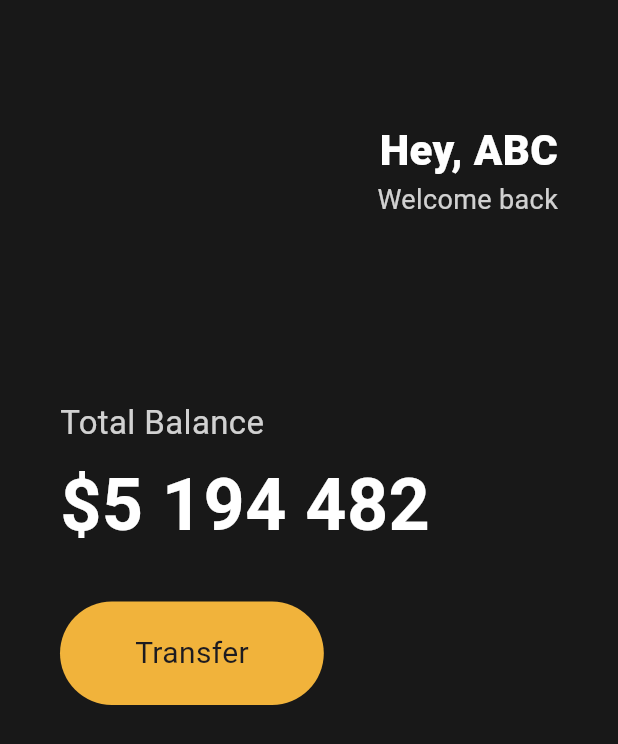
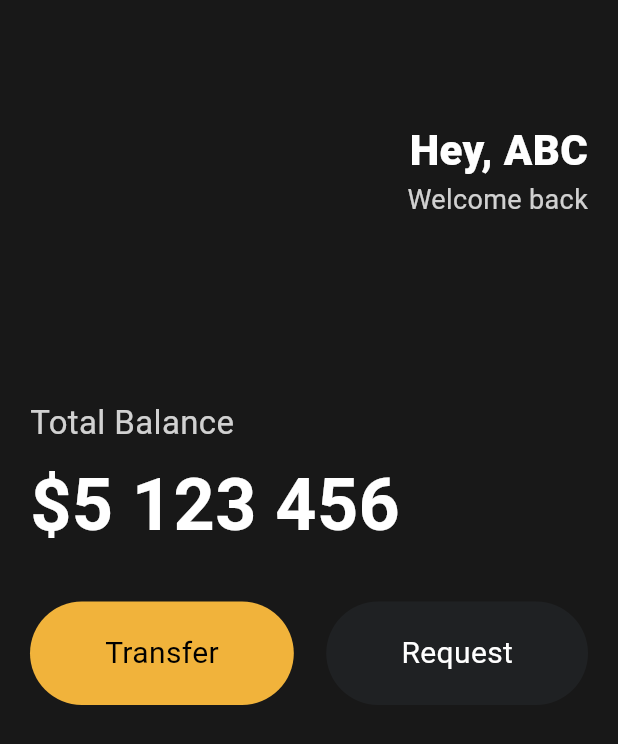
Before and after one commit to 938938/flutter-learn-nomad, a Flutter app: the screen it shows after launch, on a phone screen of 412 x 824 dp. Shown: the top 744 px of the screen. Run offline on Flutter 3.47's test engine with Material 3 defaults, Android fonts, the phone set to English and light mode, and no system bars.

Commit message:
[3.5] Reusable Widgets

```diff
--- a/lib/main.dart
+++ b/lib/main.dart
@@ -1,4 +1,5 @@
 import 'package:flutter/material.dart';
+import 'package:toonflix/widgets/button.dart';
 
 void main() {
   runApp(App());
@@ -13,7 +14,7 @@ class App extends StatelessWidget {
       home: Scaffold(
         backgroundColor: const Color(0xFF181818),
         body: Padding(
-          padding: const EdgeInsets.symmetric(horizontal: 40),
+          padding: const EdgeInsets.symmetric(horizontal: 20),
           child: Column(
             crossAxisAlignment: CrossAxisAlignment.start,
             children: [
@@ -53,7 +54,7 @@ class App extends StatelessWidget {
               ),
               const SizedBox(height: 5),
               const Text(
-                '\$5 194 482',
+                '\$5 123 456',
                 style: TextStyle(
                   fontSize: 48,
                   fontWeight: FontWeight.w600,
@@ -62,19 +63,17 @@ class App extends StatelessWidget {
               ),
               const SizedBox(height: 30),
               Row(
-                children: [
-                  Container(
-                    decoration: BoxDecoration(
-                      color: const Color(0xFFF1B33B),
-                      borderRadius: BorderRadius.circular(45),
-                    ),
-                    child: const Padding(
-                      padding: EdgeInsets.symmetric(
-                        vertical: 20,
-                        horizontal: 50,
-                      ),
-                      child: Text('Transfer', style: TextStyle(fontSize: 20)),
-                    ),
+                mainAxisAlignment: MainAxisAlignment.spaceBetween,
+                children: const [
+                  Button(
+                    text: 'Transfer',
+                    bgColor: Color(0xFFF1B33B),
+                    textColor: Colors.black,
+                  ),
+                  Button(
+                    text: 'Request',
+                    bgColor: Color(0xFF1F2123),
+                    textColor: Colors.white,
                   ),
                 ],
               ),
--- /dev/null
+++ b/lib/widgets/button.dart
@@ -0,0 +1,28 @@
+import 'package:flutter/material.dart';
+
+class Button extends StatelessWidget {
+  final String text;
+  final Color bgColor;
+  final Color textColor;
+
+  const Button({
+    super.key,
+    required this.text,
+    required this.bgColor,
+    required this.textColor,
+  });
+
+  @override
+  Widget build(BuildContext context) {
+    return Container(
+      decoration: BoxDecoration(
+        color: bgColor,
+        borderRadius: BorderRadius.circular(45),
+      ),
+      child: Padding(
+        padding: const EdgeInsets.symmetric(vertical: 20, horizontal: 50),
+        child: Text(text, style: TextStyle(color: textColor, fontSize: 20)),
+      ),
+    );
+  }
+}
```
